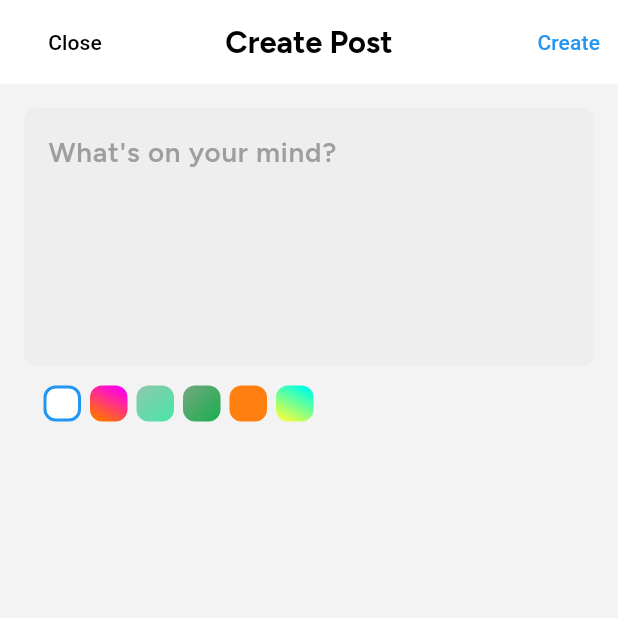
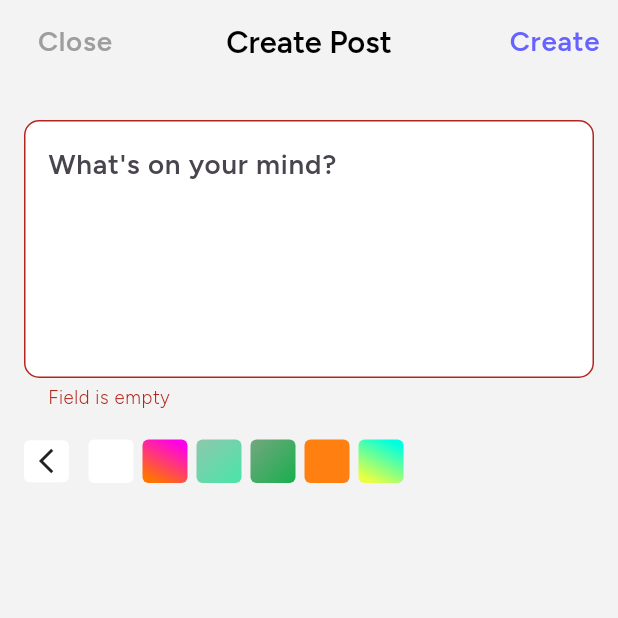
Before and after one commit to masihur96/community_feed, a Flutter app: the CreatePostScreen screen opened directly, after a tap on "Create", on a phone screen of 412 x 824 dp, the top half of it. Run offline on Flutter 3.47's test engine with Material 3 defaults, Android fonts, the phone set to English and light mode, and no system bars; our stand-ins replace dio, google_fonts, shared_preferences; accounts and stored records are empty.

Commit message:
Create Post Functionality Done

```diff
--- a/lib/utils/app_color.dart
+++ b/lib/utils/app_color.dart
@@ -12,4 +12,5 @@ class FeedColors {
   static const Color feedBlack = Color(0xff000000);
   static const Color feedWhiteBG = Color(0xffF3F3F3);
   static const Color feedGrey = Colors.grey;
+  static const Color feedGreyLight = Color(0xffF2F4F7);
 }
--- a/lib/viewmodels/post_viewmodel.dart
+++ b/lib/viewmodels/post_viewmodel.dart
@@ -11,28 +11,44 @@ class PostViewModel extends ChangeNotifier {
   final DataProvider _dataProvider = DataProvider();
 
   LocalSession localSession = LocalSession();
-  // Method to create a new notice
-  Future<bool> createFeed({
-    required String title,
-    required String message,
+  // Method to create a new Post
+  Future<bool?> createFeed({
+    required String post,
+    String? bgColor,
   }) async {
     bool _isSuccess = false;
     // Prepare data for POST request
-    dynamic data;
-    data = {
-      "title": title,
-      "message": message,
+
+    String? sessionToken = await localSession.getAccessToken();
+
+    const String tokenType = "Bearer";
+
+    // Headers with token
+    final headers = {
+      "Authorization": "$tokenType $sessionToken", // Include the token
+    };
+    dynamic data = {
+      "feed_txt": post,
+      "community_id": "2914",
+      "space_id": "5883",
+      "uploadType": "text",
+      "activity_type": "group",
+      if (bgColor != null) "bg_color": bgColor,
+      "is_background": bgColor == null ? 0 : 1,
     };
 
     // Perform the POST request
     var response = await _dataProvider.fetchData(
       "POST",
       APIs.createFeed,
+      header: headers,
       data: data,
     );
 
+    print("response::$response");
+
     try {
-      if (response!.statusCode == 201) {
+      if (response!.statusCode == 200) {
         _isSuccess = true;
       } else {
         _isSuccess = false;
--- a/lib/views/screens/create_post_screen.dart
+++ b/lib/views/screens/create_post_screen.dart
@@ -1,5 +1,12 @@
+import 'package:community_feed_app/utils/app_color.dart';
 import 'package:community_feed_app/utils/gradients.dart';
+import 'package:community_feed_app/utils/screen_size.dart';
+import 'package:community_feed_app/viewmodels/post_viewmodel.dart';
+import 'package:community_feed_app/widgets/feed_text_form_field.dart';
 import 'package:flutter/material.dart';
+import 'package:flutter/services.dart';
+
+import 'feed_screen.dart';
 
 class CreatePostScreen extends StatefulWidget {
   const CreatePostScreen({super.key});
@@ -9,39 +16,55 @@ class CreatePostScreen extends StatefulWidget {
 }
 
 class _CreatePostScreenState extends State<CreatePostScreen> {
-  int _selectedGradientIndex = 0;
+  int? _selectedGradientIndex;
+  final _formKey = GlobalKey<FormState>();
+  bool _isColorExpand = true;
+  bool _isSubmitting = false;
+
+  String _post = "";
   @override
   Widget build(BuildContext context) {
+    SystemChrome.setSystemUIOverlayStyle(
+      const SystemUiOverlayStyle(
+        statusBarColor: Colors.black, // Black background for the status bar
+        statusBarIconBrightness:
+            Brightness.dark, // Black icons for the status bar
+      ),
+    );
     return Scaffold(
       appBar: AppBar(
-        backgroundColor: Colors.white,
+        backgroundColor: Colors.transparent,
         elevation: 0,
         leadingWidth: 100,
         leading: TextButton(
           onPressed: () {
             // Add logic to close the screen
           },
-          child: const Text(
+          child: Text(
             'Close',
-            style: TextStyle(color: Colors.black),
+            style: Theme.of(context)
+                .textTheme
+                .bodyLarge!
+                .copyWith(color: FeedColors.feedGrey),
           ),
         ),
-        title: const Text(
+        title: Text(
           'Create Post',
-          style: TextStyle(
-            color: Colors.black,
-            fontWeight: FontWeight.bold,
-          ),
+          style: Theme.of(context).textTheme.titleLarge!,
         ),
         centerTitle: true,
         actions: [
           TextButton(
             onPressed: () {
+              createPost();
               // Add logic for creating a post
             },
-            child: const Text(
+            child: Text(
               'Create',
-              style: TextStyle(color: Colors.blue),
+              style: Theme.of(context)
+                  .textTheme
+                  .bodyLarge!
+                  .copyWith(color: FeedColors.likeColor),
             ),
           ),
         ],
@@ -51,46 +74,82 @@ class _CreatePostScreenState extends State<CreatePostScreen> {
         child: Column(
           children: [
             // Text Input
-            TextField(
-              decoration: InputDecoration(
+
+            Form(
+              key: _formKey,
+              child: FeedTextFormField(
+                maxLines: 5,
                 hintText: "What's on your mind?",
-                hintStyle: const TextStyle(color: Colors.grey),
-                border: OutlineInputBorder(
-                  borderRadius: BorderRadius.circular(8),
-                  borderSide: BorderSide.none,
+                fillColor: FeedColors.feedWhite,
+                validator: (String? value) {
+                  if (value == null || value.isEmpty) {
+                    return "Field is empty"; // No error when the field is empty
+                  }
+
+                  return null;
+                },
+                onSaved: (String? value) {
+                  _post = value!;
+                },
               ),
-                filled: true,
-                fillColor: Colors.grey[200],
-              ),
-              maxLines: 5,
             ),
 
             // Color Selection Row
             SizedBox(
-              height: 50,
+              height: 55,
+              width: screenSize(context, 1),
+              child: Row(
+                children: [
+                  GestureDetector(
+                    onTap: () => setState(() {
+                      _isColorExpand = !_isColorExpand;
+                      // _selectedGradientIndex = index;
+                    }),
+                    child: Container(
+                      width: 30,
+                      // Adjust the height as per your design
+                      decoration: BoxDecoration(
+                        color: FeedColors.feedWhite,
+                        borderRadius: BorderRadius.circular(
+                            4), // Optional for rounded corners
+                      ),
+                      child: const Padding(
+                        padding: EdgeInsets.symmetric(vertical: 4.0),
+                        child: Icon(
+                          Icons.arrow_back_ios_outlined,
+                          size: 20,
+                        ),
+                      ),
+                    ),
+                  ),
+                  !_isColorExpand
+                      ? SizedBox()
+                      : Expanded(
                           child: ListView.builder(
                             itemCount: GradientResources.gradientsColor.length,
                             padding: const EdgeInsets.all(10),
                             scrollDirection: Axis.horizontal,
                             itemBuilder: (context, index) {
                               return GestureDetector(
-                    onTap: () => setState(() => _selectedGradientIndex = index),
+                                onTap: () => setState(
+                                    () => _selectedGradientIndex = index),
                                 child: Padding(
                                   padding: const EdgeInsets.all(3.0),
                                   child: Container(
-                        height: 50,
-                        width: 25,
+                                    width: 30,
                                     // Adjust the height as per your design
                                     decoration: BoxDecoration(
-                          gradient: GradientResources.gradientsColor[index],
+                                      gradient: GradientResources
+                                          .gradientsColor[index],
                                       border: Border.all(
-                            color: _selectedGradientIndex == index
+                                        color: _selectedGradientIndex != null &&
+                                                _selectedGradientIndex == index
                                             ? Colors.blue
                                             : Colors.transparent,
                                         width: 2,
                                       ),
                                       borderRadius: BorderRadius.circular(
-                              8), // Optional for rounded corners
+                                          4), // Optional for rounded corners
                                     ),
                                   ),
                                 ),
@@ -101,6 +160,51 @@ class _CreatePostScreenState extends State<CreatePostScreen> {
                 ],
               ),
             ),
+          ],
+        ),
+      ),
+    );
+  }
+
+  createPost() async {
+    if (_formKey.currentState!.validate()) {
+      _formKey.currentState!.save();
+      String? bgColor;
+      setState(() {
+        _isSubmitting = true;
+      });
+      PostViewModel postViewModel = PostViewModel();
+
+      if (_selectedGradientIndex != null) {
+        // Get background color
+        bgColor = GradientResources
+            .feedBackGroundGradientColors[_selectedGradientIndex!];
+      }
+
+      print(bgColor);
+
+      // Call API
+      bool? success =
+          await postViewModel.createFeed(post: _post, bgColor: bgColor);
+
+      setState(() {
+        _isSubmitting = false;
+      });
+
+      if (success != null && success) {
+        ScaffoldMessenger.of(context).showSnackBar(
+          SnackBar(content: Text('Post created successfully!')),
+        );
+        Navigator.pushAndRemoveUntil(
+          context,
+          MaterialPageRoute(builder: (_) => FeedScreen()),
+          (Route<dynamic> route) => false,
+        ); // Return to feed screen with success
+      } else {
+        ScaffoldMessenger.of(context).showSnackBar(
+          SnackBar(content: Text('Failed to create post')),
         );
       }
     }
+  }
+}
--- a/lib/views/screens/feed_screen.dart
+++ b/lib/views/screens/feed_screen.dart
@@ -53,14 +53,14 @@ class _FeedScreenState extends State<FeedScreen> {
                   height: screenSize(context, .02),
                 ),
                 Text(
-                  "Python Developer Community",
+                  "Appifylab Assesment 2025",
                   style: Theme.of(context)
                       .textTheme
                       .bodyLarge!
                       .copyWith(color: FeedColors.feedWhite),
                 ),
                 Text(
-                  "#General",
+                  "Welcome to the Appifylab Community",
                   style: Theme.of(context)
                       .textTheme
                       .bodySmall!
@@ -188,6 +188,7 @@ class _FeedScreenState extends State<FeedScreen> {
         ),
       ),
       bottomNavigationBar: BottomNavigationBar(
+        backgroundColor: FeedColors.feedGreyLight,
         items: const [
           BottomNavigationBarItem(
             icon: Icon(Icons.group),
```
Lines whose indentation alone changed are shown as unchanged.
